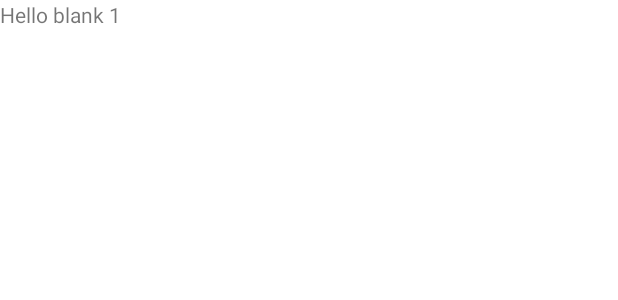
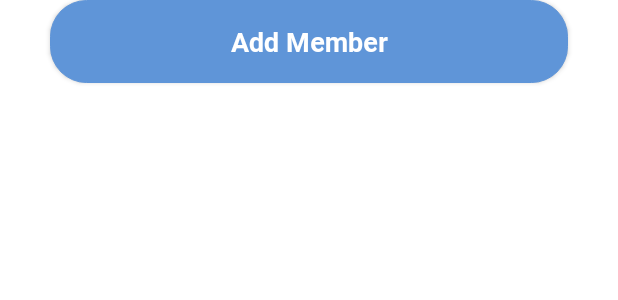
Before and after one commit to Yixingqie/Divide, an Android app: the layout fragment_members.xml on its own in the app's theme, with its tools: preview values and no code run, on a phone screen of 412 x 824 dp. Shown: the top 300 px of the screen. Run offline under Robolectric (Android 15) with nearby library versions, the phone set to English and light mode, and no system bars.

Commit message:
Added Popup for adding members to list

```diff
--- a/app/build.gradle
+++ b/app/build.gradle
@@ -48,4 +48,6 @@ dependencies {
 
     implementation 'com.google.android.gms:play-services-vision:19.0.0'
     api 'com.theartofdev.edmodo:android-image-cropper:2.8.+'
+    implementation 'com.android.support:cardview-v7:32.0.0'
+    implementation 'androidx.fragment:fragment:1.3.4'
 }
--- a/app/src/main/res/layout/fragment_members.xml
+++ b/app/src/main/res/layout/fragment_members.xml
@@ -1,15 +1,38 @@
 <?xml version="1.0" encoding="utf-8"?>
-<FrameLayout xmlns:android="http://schemas.android.com/apk/res/android"
+<RelativeLayout
+    xmlns:android="http://schemas.android.com/apk/res/android"
     xmlns:tools="http://schemas.android.com/tools"
     android:id="@+id/fragment_members"
     android:layout_width="match_parent"
     android:layout_height="match_parent"
-    tools:context=".MembersFragment">
+    tools:context=".ReceiptFragment">
+    android:background="@color/lightBlue">
 
-    <!-- TODO: Update blank fragment layout -->
+    <androidx.appcompat.widget.AppCompatButton
+        android:id="@+id/btnAddUser"
+        style="@style/Button.Text"
+        android:layout_width="345dp"
+        android:layout_height="55dp"
+        android:layout_centerHorizontal="true"
+        android:layout_marginTop="0dp"
+        android:background="@drawable/image_text_btn"
+        android:gravity="center"
+        android:paddingLeft="100dp"
+        android:paddingRight="100dp"
+        android:textAlignment="center"
+        android:text="Add Member" />
     <TextView
+        android:id="@+id/test"
+        android:layout_below="@id/btnAddUser"
         android:layout_width="match_parent"
-        android:layout_height="match_parent"
-        android:text="@string/hello_blank_fragment1" />
+        android:layout_height="100dp"/>
 
-</FrameLayout>
+    <ListView
+        android:id="@android:id/list"
+        android:layout_below="@id/test"
+        android:layout_width="fill_parent"
+        android:layout_height="fill_parent"
+        android:drawSelectorOnTop="false"
+        />
+
+</RelativeLayout>
--- a/app/src/main/res/values/strings.xml
+++ b/app/src/main/res/values/strings.xml
@@ -12,5 +12,7 @@
     <string name="hello_blank_fragment1">Hello blank 1</string>
     <string name="hello_blank_fragment2">Hello blank 2</string>
     <string name="hello_blank_fragment3">Hello blank 3</string>
+    <string name="texttile">text</string>
+
 
 </resources>
```
Also changed, not shown: app/src/main/java/com/example/billsplit/Dialogue.java (added, +51 -0 lines), app/src/main/java/com/example/billsplit/MembersFragment.java (+43 -2 lines), app/src/main/res/layout/pop_up.xml (added, +14 -0 lines).
